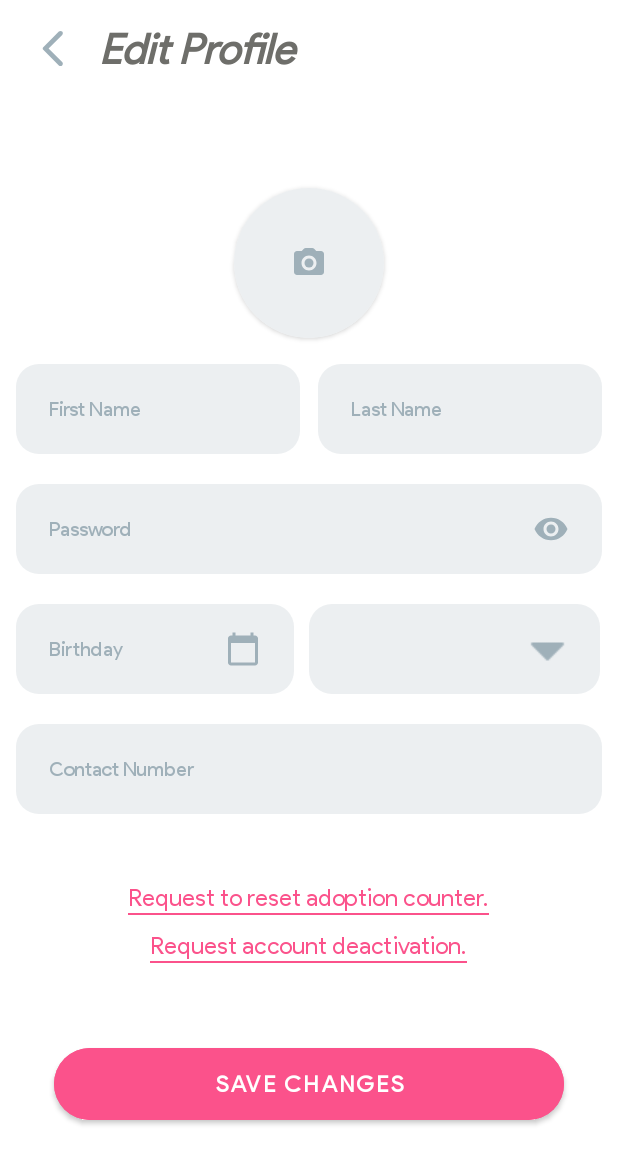
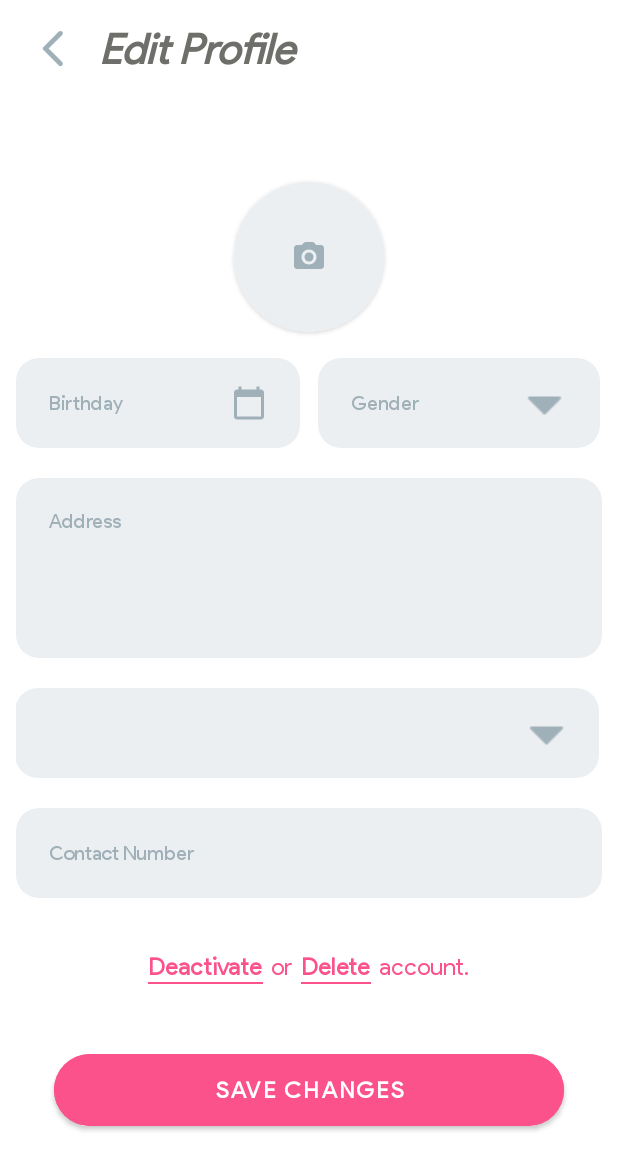
Before and after one commit to charleology/scratch, an Android app: the layout activity_edit_profile.xml on its own in the app's theme, with its tools: preview values and no code run, on a phone screen of 412 x 824 dp. Shown: the top 1170 px of the screen. Run offline under Robolectric (Android 15) with nearby library versions, the phone set to English and light mode, and no system bars.

Commit message:
Orientation lock, Edit Profile changed

```diff
--- a/app/src/main/AndroidManifest.xml
+++ b/app/src/main/AndroidManifest.xml
@@ -21,16 +21,20 @@
         tools:targetApi="31">
         <activity
             android:name=".DeactivatedScreen"
-            android:exported="false" />
+            android:exported="false"
+            android:screenOrientation="portrait"/>
         <activity
             android:name=".EditProfile"
-            android:exported="false" />
+            android:exported="false"
+            android:screenOrientation="portrait"/>
         <activity
             android:name=".AboutUs"
-            android:exported="false" />
+            android:exported="false"
+            android:screenOrientation="portrait"/>
         <activity
             android:name=".AboutTheOffice"
-            android:exported="false" />
+            android:exported="false"
+            android:screenOrientation="portrait"/>
         <activity
             android:name=".Header"
             android:exported="false"
--- a/app/src/main/res/layout/activity_edit_profile.xml
+++ b/app/src/main/res/layout/activity_edit_profile.xml
@@ -89,48 +89,11 @@
             android:orientation="horizontal">
 
             <EditText
-                android:id="@+id/newFnameEt"
-                style="@style/textField_style"
-                android:layout_width="0dp"
-                android:layout_height="wrap_content"
-                android:layout_marginEnd="6dp"
-                android:layout_weight="1"
-                android:hint="First Name" />
-
-            <EditText
-                android:id="@+id/newLnameEt"
-                style="@style/textField_style"
-                android:layout_width="0dp"
-                android:layout_height="wrap_content"
-                android:layout_marginStart="6dp"
-                android:layout_weight="1"
-                android:hint="Last Name" />
-
-        </LinearLayout>
-
-        <EditText
-            android:id="@+id/newPasswordEt"
-            style="@style/textField_style"
-            android:layout_width="match_parent"
-            android:layout_height="wrap_content"
-            android:layout_marginVertical="10dp"
-            android:hint="Password"
-            android:inputType="textPassword"
-            android:drawableRight="@drawable/ic_baseline_visibility_24"
-            android:longClickable="false"/>
-
-        <LinearLayout
-            android:layout_width="match_parent"
-            android:layout_height="wrap_content"
-            android:layout_marginVertical="10dp"
-            android:orientation="horizontal">
-
-            <EditText
                 android:id="@+id/newBirthdayEt"
                 style="@style/textField_style"
                 android:layout_width="match_parent"
                 android:layout_height="wrap_content"
-                android:layout_marginEnd="10dp"
+                android:layout_marginEnd="6dp"
                 android:layout_weight="1"
                 android:clickable="true"
                 android:cursorVisible="false"
@@ -141,16 +104,41 @@
                 android:hint="Birthday"
                 android:inputType="date" />
 
-            <Spinner
-                android:id="@+id/newGenderSp"
-                style="@style/spinner_style"
+            <EditText
+                android:id="@+id/newGenderEt"
+                style="@style/textField_style"
+                android:hint="Gender"
+                android:drawableRight="@drawable/down_grey"
+                android:drawableTint="@color/textgray"
                 android:layout_width="match_parent"
                 android:layout_height="wrap_content"
+                android:layout_marginStart="6dp"
                 android:layout_marginEnd="1dp"
                 android:layout_weight="1"
+                android:inputType="text"
                 tools:ignore="SpeakableTextPresentCheck" />
 
         </LinearLayout>
+
+        <EditText
+            android:id="@+id/newAddressEt"
+            style="@style/textField_style"
+            android:layout_width="match_parent"
+            android:layout_height="120dp"
+            android:layout_marginVertical="10dp"
+            android:gravity="start"
+            android:hint="Address"
+            android:inputType="textMultiLine"
+            android:paddingVertical="20dp" />
+
+        <Spinner
+            android:id="@+id/spsignupBarangay"
+            style="@style/spinner_style"
+            android:layout_width="match_parent"
+            android:layout_height="wrap_content"
+            android:layout_marginVertical="10dp"
+            android:layout_marginEnd="1dp"
+            tools:ignore="SpeakableTextPresentCheck" />
 
         <EditText
             android:id="@+id/newContactEt"
@@ -162,11 +150,11 @@
             android:inputType="phone" />
 
         <LinearLayout
-            android:layout_marginVertical="30dp"
+            android:layout_marginVertical="20dp"
             android:layout_width="match_parent"
             android:layout_height="wrap_content"
             android:gravity="center"
-            android:orientation="vertical"
+            android:orientation="horizontal"
             android:paddingVertical="5dp">
 
             <LinearLayout
@@ -176,12 +164,14 @@
                 android:orientation="vertical">
 
                 <TextView
-                    android:id="@+id/requestResetTv"
+                    android:id="@+id/deactTv"
                     android:layout_width="wrap_content"
                     android:layout_height="wrap_content"
-                    android:text="Request to reset adoption counter."
+                    android:text="Deactivate"
                     android:textColor="@color/pink"
-                    android:textSize="16sp" />
+                    android:textSize="16sp"
+                    android:textStyle="bold"
+                    android:onClick="onRequestDeactivationPressed"/>
 
                 <View
                     android:layout_width="match_parent"
@@ -191,17 +181,41 @@
             </LinearLayout>
 
             <LinearLayout
+                android:layout_marginStart="5dp"
                 android:layout_width="wrap_content"
                 android:layout_height="wrap_content"
-                android:layout_marginTop="10dp"
                 android:gravity="center"
                 android:orientation="vertical">
 
                 <TextView
-                    android:id="@+id/requestDeactTv"
                     android:layout_width="wrap_content"
                     android:layout_height="wrap_content"
-                    android:text="Request account deactivation."
+                    android:text="or"
+                    android:textColor="@color/pink"
+                    android:textSize="16sp"
+                    android:onClick="onRequestDeactivationPressed"/>
+
+                <View
+                    android:layout_width="match_parent"
+                    android:layout_height="1dp"
+                    android:background="@color/pink"
+                    android:alpha="0"/>
+
+            </LinearLayout>
+
+            <LinearLayout
+                android:layout_marginStart="5dp"
+                android:layout_width="wrap_content"
+                android:layout_height="wrap_content"
+                android:gravity="center"
+                android:orientation="vertical">
+
+                <TextView
+                    android:id="@+id/deleteTv"
+                    android:layout_width="wrap_content"
+                    android:layout_height="wrap_content"
+                    android:text="Delete"
+                    android:textStyle="bold"
                     android:textColor="@color/pink"
                     android:textSize="16sp"
                     android:onClick="onRequestDeactivationPressed"/>
@@ -210,6 +224,29 @@
                     android:layout_width="match_parent"
                     android:layout_height="1dp"
                     android:background="@color/pink" />
+
+            </LinearLayout>
+
+            <LinearLayout
+                android:layout_marginStart="5dp"
+                android:layout_width="wrap_content"
+                android:layout_height="wrap_content"
+                android:gravity="center"
+                android:orientation="vertical">
+
+                <TextView
+                    android:layout_width="wrap_content"
+                    android:layout_height="wrap_content"
+                    android:text="account."
+                    android:textColor="@color/pink"
+                    android:textSize="16sp"
+                    android:onClick="onRequestDeactivationPressed"/>
+
+                <View
+                    android:layout_width="match_parent"
+                    android:layout_height="1dp"
+                    android:background="@color/pink"
+                    android:alpha="0"/>
 
             </LinearLayout>
 
```
